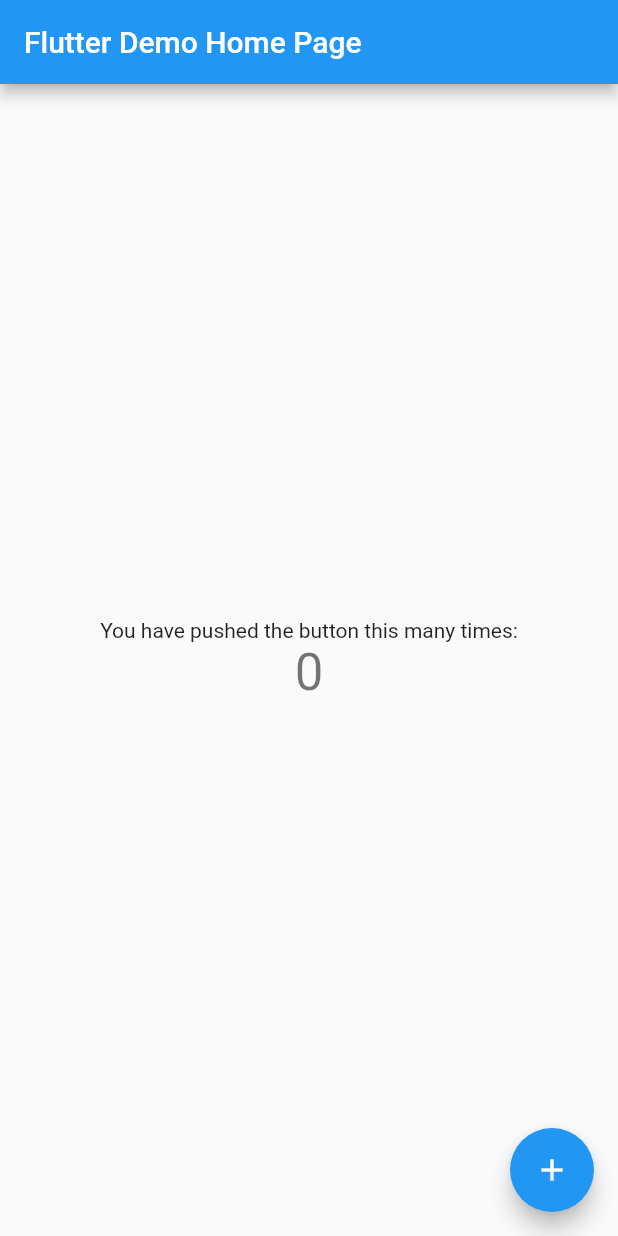
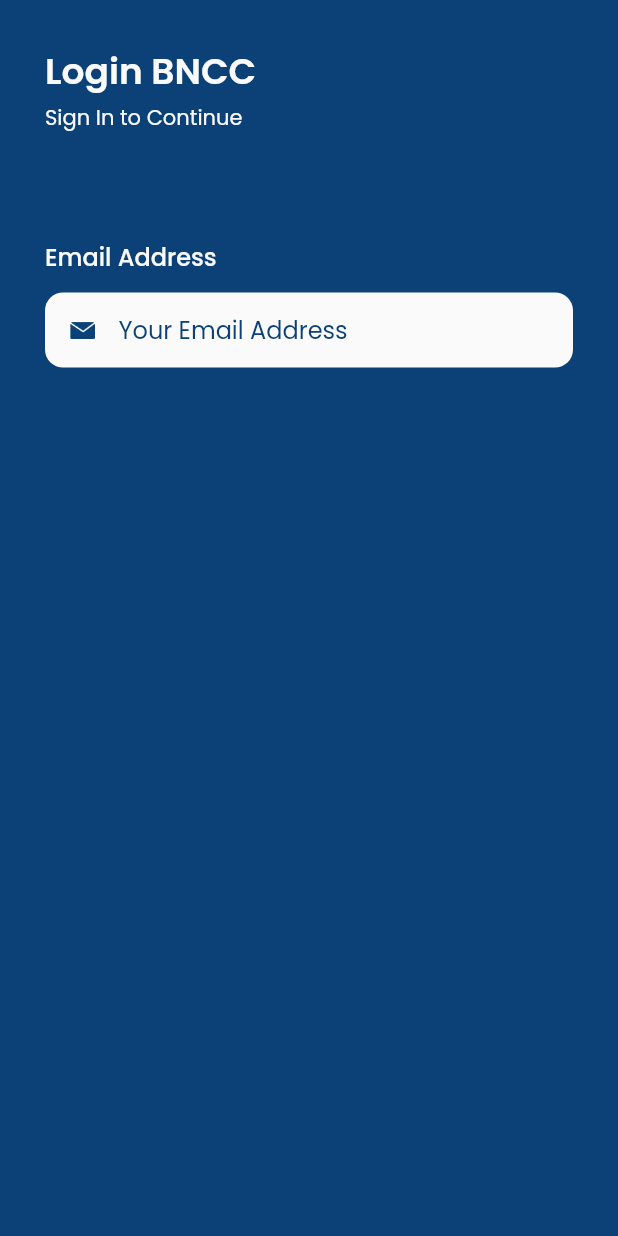
Before and after one commit to daffahaidar/final-flutter-campaign, a Flutter app: the screen it shows after launch, on a phone screen of 412 x 824 dp. Run offline on Flutter 3.47's test engine with Material 2 defaults, Android fonts, the phone set to English and light mode, and no system bars; our stand-ins replace google_fonts.

Commit message:
Add Email Form

```diff
--- /dev/null
+++ b/lib/login.dart
@@ -0,0 +1,85 @@
+import 'package:flutter/material.dart';
+import './style.dart';
+
+class Login extends StatelessWidget {
+  @override
+  Widget build(BuildContext context) {
+    Widget header() {
+      return Container(
+        margin: EdgeInsets.only(top: 30),
+        child: Column(
+          crossAxisAlignment: CrossAxisAlignment.start,
+          children: [
+            Text('Login BNCC',
+                style: primaryTextStyle.copyWith(
+                  fontSize: 24,
+                  fontWeight: semiBold,
+                )),
+            SizedBox(height: 2),
+            Text('Sign In to Continue', style: primaryTextStyle),
+          ],
+        ),
+      );
+    }
+
+    Widget emailInput() {
+      return Container(
+        margin: EdgeInsets.only(top: 70),
+        child: Column(
+          crossAxisAlignment: CrossAxisAlignment.start,
+          children: [
+            Text('Email Address',
+                style: primaryTextStyle.copyWith(
+                  fontSize: 16,
+                  fontWeight: medium,
+                )),
+            SizedBox(height: 12),
+            Container(
+                height: 50,
+                padding: EdgeInsets.symmetric(horizontal: 16),
+                decoration: BoxDecoration(
+                  color: primaryColor,
+                  borderRadius: BorderRadius.circular(12),
+                ),
+                child: Center(
+                    child: Row(
+                  children: [
+                    Image.asset(
+                      'assets/icon_email.png',
+                      width: 17,
+                    ),
+                    SizedBox(width: 16),
+                    Expanded(
+                      child: TextFormField(
+                        style: secondaryTextStyle,
+                        decoration: InputDecoration.collapsed(
+                          hintText: 'Your Email Address',
+                          hintStyle: secondaryTextStyle,
+                        ),
+                      ),
+                    )
+                  ],
+                ))),
+          ],
+        ),
+      );
+    }
+
+    return Scaffold(
+        backgroundColor: backgroundColor1,
+        body: SafeArea(
+          child: Container(
+            margin: EdgeInsets.symmetric(
+              horizontal: defaultMargin,
+            ),
+            child: Column(
+              crossAxisAlignment: CrossAxisAlignment.start,
+              children: [
+                header(),
+                emailInput(),
+              ],
+            ),
+          ),
+        ));
+  }
+}
--- a/lib/main.dart
+++ b/lib/main.dart
@@ -1,113 +1,14 @@
+import 'package:bncc_csr_2022/login.dart';
 import 'package:flutter/material.dart';
+import './login.dart';
 
 void main() {
   runApp(MyApp());
 }
 
 class MyApp extends StatelessWidget {
-  // This widget is the root of your application.
   @override
   Widget build(BuildContext context) {
-    return MaterialApp(
-      title: 'Flutter Demo',
-      theme: ThemeData(
-        // This is the theme of your application.
-        //
-        // Try running your application with "flutter run". You'll see the
-        // application has a blue toolbar. Then, without quitting the app, try
-        // changing the primarySwatch below to Colors.green and then invoke
-        // "hot reload" (press "r" in the console where you ran "flutter run",
-        // or simply save your changes to "hot reload" in a Flutter IDE).
-        // Notice that the counter didn't reset back to zero; the application
-        // is not restarted.
-        primarySwatch: Colors.blue,
-      ),
-      home: MyHomePage(title: 'Flutter Demo Home Page'),
-    );
+    return MaterialApp(debugShowCheckedModeBanner: false, home: Login());
   }
 }
-
-class MyHomePage extends StatefulWidget {
-  MyHomePage({Key key, this.title}) : super(key: key);
-
-  // This widget is the home page of your application. It is stateful, meaning
-  // that it has a State object (defined below) that contains fields that affect
-  // how it looks.
-
-  // This class is the configuration for the state. It holds the values (in this
-  // case the title) provided by the parent (in this case the App widget) and
-  // used by the build method of the State. Fields in a Widget subclass are
-  // always marked "final".
-
-  final String title;
-
-  @override
-  _MyHomePageState createState() => _MyHomePageState();
-}
-
-class _MyHomePageState extends State<MyHomePage> {
-  int _counter = 0;
-
-  void _incrementCounter() {
-    setState(() {
-      // This call to setState tells the Flutter framework that something has
-      // changed in this State, which causes it to rerun the build method below
-      // so that the display can reflect the updated values. If we changed
-      // _counter without calling setState(), then the build method would not be
-      // called again, and so nothing would appear to happen.
-      _counter++;
-    });
-  }
-
-  @override
-  Widget build(BuildContext context) {
-    // This method is rerun every time setState is called, for instance as done
-    // by the _incrementCounter method above.
-    //
-    // The Flutter framework has been optimized to make rerunning build methods
-    // fast, so that you can just rebuild anything that needs updating rather
-    // than having to individually change instances of widgets.
-    return Scaffold(
-      appBar: AppBar(
-        // Here we take the value from the MyHomePage object that was created by
-        // the App.build method, and use it to set our appbar title.
-        title: Text(widget.title),
-      ),
-      body: Center(
-        // Center is a layout widget. It takes a single child and positions it
-        // in the middle of the parent.
-        child: Column(
-          // Column is also a layout widget. It takes a list of children and
-          // arranges them vertically. By default, it sizes itself to fit its
-          // children horizontally, and tries to be as tall as its parent.
-          //
-          // Invoke "debug painting" (press "p" in the console, choose the
-          // "Toggle Debug Paint" action from the Flutter Inspector in Android
-          // Studio, or the "Toggle Debug Paint" command in Visual Studio Code)
-          // to see the wireframe for each widget.
-          //
-          // Column has various properties to control how it sizes itself and
-          // how it positions its children. Here we use mainAxisAlignment to
-          // center the children vertically; the main axis here is the vertical
-          // axis because Columns are vertical (the cross axis would be
-          // horizontal).
-          mainAxisAlignment: MainAxisAlignment.center,
-          children: <Widget>[
-            Text(
-              'You have pushed the button this many times:',
-            ),
-            Text(
-              '$_counter',
-              style: Theme.of(context).textTheme.headline4,
-            ),
-          ],
-        ),
-      ),
-      floatingActionButton: FloatingActionButton(
-        onPressed: _incrementCounter,
-        tooltip: 'Increment',
-        child: Icon(Icons.add),
-      ), // This trailing comma makes auto-formatting nicer for build methods.
-    );
-  }
-}
--- /dev/null
+++ b/lib/style.dart
@@ -0,0 +1,22 @@
+import 'package:flutter/material.dart';
+import 'package:google_fonts/google_fonts.dart';
+
+double defaultMargin = 30.0;
+
+Color primaryColor = Color(0xFFFAFAFA);
+Color backgroundColor1 = Color(0xFF0B4176);
+Color primaryTextColor = Color(0xFFFAFAFA);
+
+TextStyle primaryTextStyle = GoogleFonts.poppins(
+  color: primaryColor,
+);
+
+TextStyle secondaryTextStyle = GoogleFonts.poppins(
+  color: backgroundColor1,
+);
+
+FontWeight light = FontWeight.w300;
+FontWeight regular = FontWeight.w400;
+FontWeight medium = FontWeight.w500;
+FontWeight semiBold = FontWeight.w600;
+FontWeight bold = FontWeight.w700;
```
Also changed, not shown: pubspec.yaml (+4 -6 lines), assets/icon_email.png (added), assets/icon_password.png (added), pubspec.lock.
